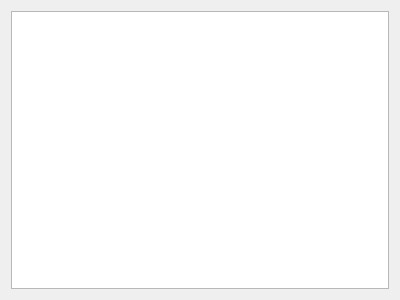
nevaeh82/arm_r, file src/ARM_R_viewCore/Tabs/SolverResultWidget.ui: the form before one commit.
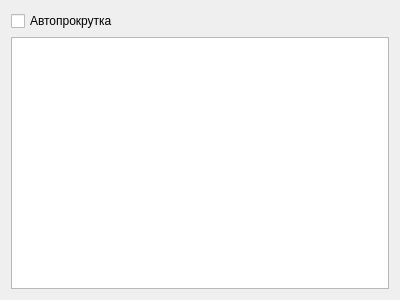
The form after the commit.

Commit message: Added autoScroll checkBox to Solver result widget

Diff of the .ui file:
```diff
--- a/src/ARM_R_viewCore/Tabs/SolverResultWidget.ui
+++ b/src/ARM_R_viewCore/Tabs/SolverResultWidget.ui
@@ -14,9 +14,16 @@
    <string>Form</string>
   </property>
   <layout class="QGridLayout" name="gridLayout">
-   <item row="0" column="0">
+   <item row="1" column="0">
     <widget class="QTextEdit" name="teLogResults"/>
    </item>
+   <item row="0" column="0">
+    <widget class="QCheckBox" name="checkBoxAutoScroll">
+     <property name="text">
+      <string>Автопрокрутка</string>
+     </property>
+    </widget>
+   </item>
   </layout>
  </widget>
  <resources/>
```
The commit also changes 2 other files.
